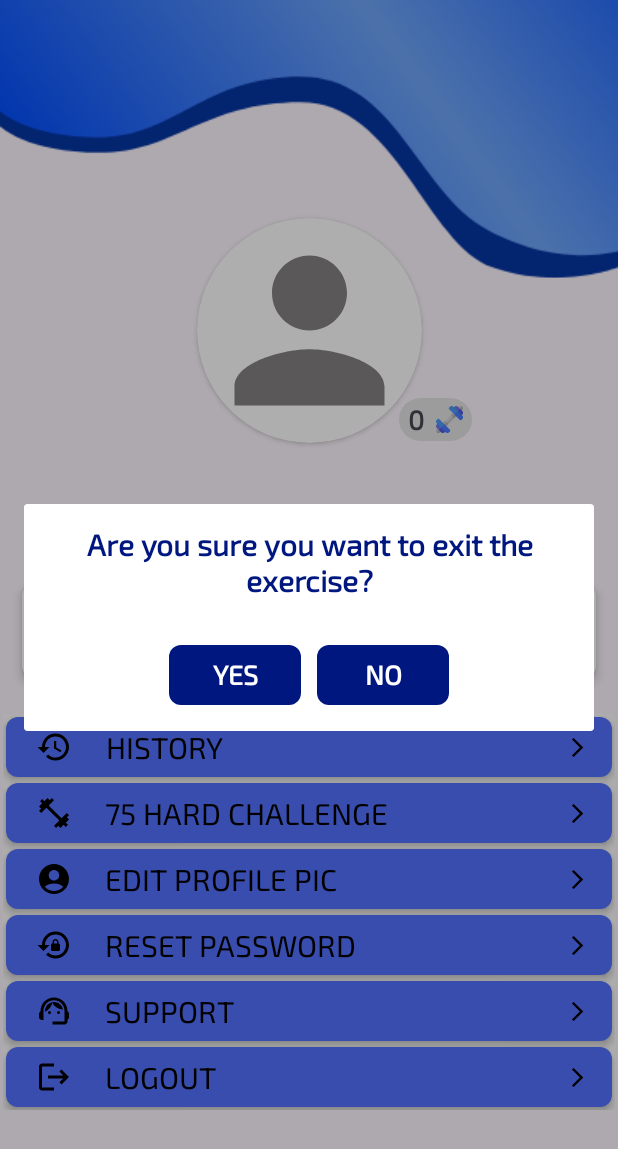
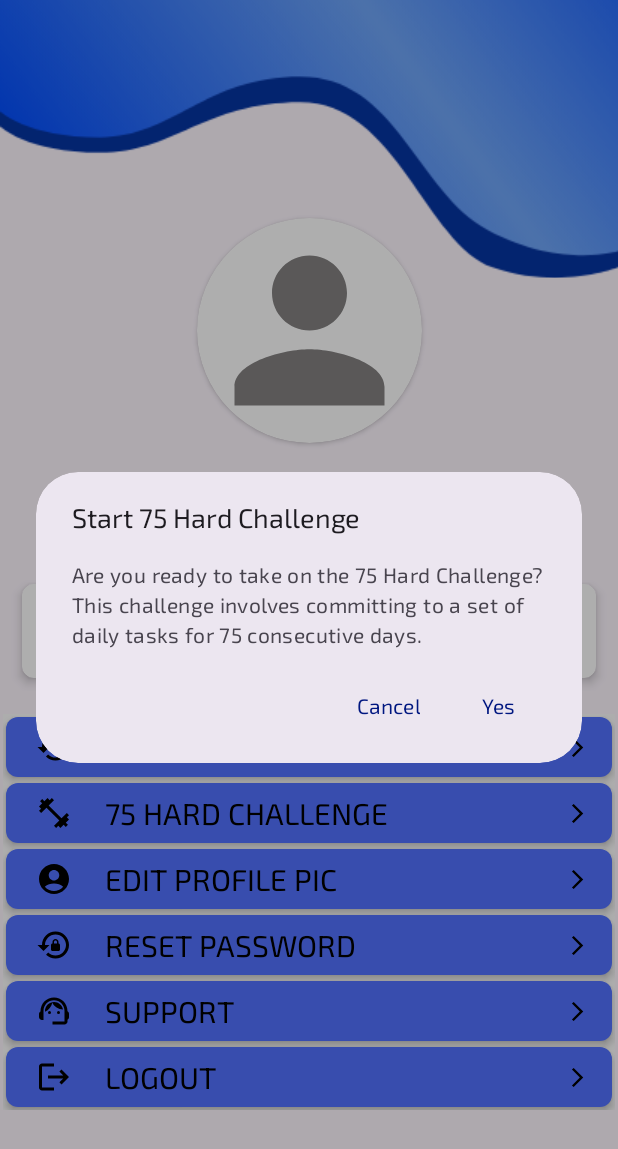
Before and after one commit to Vanshpanchal/Active-Track, an Android app: the ProfileActivity screen opened directly, with no data from a screen before it, after a tap on "75 HARD CHALLENGE", on a phone screen of 412 x 824 dp. Shown: the top 1149 px of the screen. Run offline under Robolectric (Android 15) with nearby library versions, the phone set to English and light mode, and no system bars; our stand-ins replace Firebase (no records; nobody signed in at launch, a user with empty details on screens opened directly), Shimmer.

Commit message:
UI Dialog box & Internet 01

```diff
--- a/app/src/main/java/com/example/fitnessapp/ProfileActivity.kt
+++ b/app/src/main/java/com/example/fitnessapp/ProfileActivity.kt
@@ -33,6 +33,7 @@ import com.bumptech.glide.request.target.Target
 import com.example.fitnessapp.databinding.ActivityProfileBinding
 import com.example.fitnessapp.databinding.ConfirmationDialogBinding
 import com.example.fitnessapp.databinding.CustomProgressBinding
+import com.google.android.material.dialog.MaterialAlertDialogBuilder
 import com.google.android.material.snackbar.Snackbar
 import com.google.firebase.auth.FirebaseAuth
 import com.google.firebase.auth.FirebaseUser
@@ -57,7 +58,7 @@ class ProfileActivity : AppCompatActivity() {
     private lateinit var storageReference: StorageReference
     private lateinit var db: DatabaseReference
     private lateinit var fsStore: FirebaseFirestore
-    private  var streakNumber : Int =0
+    private var streakNumber: Int = 0
     var BmiValue = ""
     var HeightValue = ""
     var WeightValue = ""
@@ -242,13 +243,33 @@ class ProfileActivity : AppCompatActivity() {
                         }
                     }
 
+                    4 -> {
+                        initialChallenge()
+                    }
+
                     5 -> {
+                        MaterialAlertDialogBuilder(this@ProfileActivity)
+                            .setTitle("Log Out")
+                            .setIcon(R.drawable.logout)
+                            .setMessage("Are you sure you want to log out?")
+                            .setPositiveButton("Yes") { dialog, which ->
                                 editor.clear()
                                 editor.commit()
                                 shared_Preferences.edit().putInt(STREAK_KEY, 0).apply()
                                 auth.signOut()
                                 intent = Intent(this@ProfileActivity, WelcomeActivity::class.java)
                                 startActivity(intent)
+                            }
+                            .setNegativeButton("No") { dialog, which ->
+                                dialog.dismiss()
+                            }
+                            .show();
+//                        editor.clear()
+//                        editor.commit()
+//                        shared_Preferences.edit().putInt(STREAK_KEY, 0).apply()
+//                        auth.signOut()
+//                        intent = Intent(this@ProfileActivity, WelcomeActivity::class.java)
+//                        startActivity(intent)
 
                     }
 
@@ -452,35 +473,62 @@ class ProfileActivity : AppCompatActivity() {
             .addOnCompleteListener { it ->
                 if (it.isSuccessful) {
                     val result = it.result
-                    if (result != null && result.exists()) {
+                    val getstreak = result.getField<Int>("Streak")
+                    Log.d("75", "check: $getstreak")
+                    if (result != null && result.exists() && getstreak!=0) {
                         intent = Intent(this@ProfileActivity, challengeAct::class.java)
                         startActivity(intent)
                     } else {
-                        val dialog = Dialog(this@ProfileActivity)
-                        val layout = ConfirmationDialogBinding.inflate(layoutInflater)
-                        dialog.setContentView(layout.root)
-                        dialog.setCanceledOnTouchOutside(false)
-                        dialog.show()
-                        layout.no.setOnClickListener {
-                            dialog.dismiss()
-                            Log.d("Btn", "No Clicked")
-                        }
-                        layout.yes.setOnClickListener {
+                        MaterialAlertDialogBuilder(this)
+                            .setTitle("Start 75 Hard Challenge")
+                            .setMessage("Are you ready to take on the 75 Hard Challenge? This challenge involves committing to a set of daily tasks for 75 consecutive days.")
+                            .setPositiveButton("Yes") { dialog, which ->
                                 intent = Intent(this@ProfileActivity, challengeAct::class.java)
                                 startActivity(intent)
                                 dialog.dismiss()
-
 
                                 val intStreakEntry = hashMapOf(
                                     "Streak" to 0,
                                     "Status" to false
                                 )
                                 fsStore.collection("Streak").document(auth.currentUser?.uid!!)
-                                .collection("mystreak").document(auth.currentUser?.uid!! + "Streak")
+                                    .collection("mystreak")
+                                    .document(auth.currentUser?.uid!! + "Streak")
                                     .set(intStreakEntry).addOnCompleteListener {
                                         Log.d("75", "streakdata: Done")
                                     }
                             }
+                            .setNegativeButton("Cancel") { dialog, which ->
+                                dialog.dismiss()
+                                Log.d("Btn", "No Clicked")
+
+                            }
+                            .show()
+//                        val dialog = Dialog(this@ProfileActivity)
+//                        val layout = ConfirmationDialogBinding.inflate(layoutInflater)
+//                        dialog.setContentView(layout.root)
+//                        dialog.setCanceledOnTouchOutside(false)
+//                        dialog.show()
+//                        layout.no.setOnClickListener {
+//                            dialog.dismiss()
+//                            Log.d("Btn", "No Clicked")
+//                        }
+//                        layout.yes.setOnClickListener {
+//                            intent = Intent(this@ProfileActivity, challengeAct::class.java)
+//                            startActivity(intent)
+//                            dialog.dismiss()
+//
+//
+//                            val intStreakEntry = hashMapOf(
+//                                "Streak" to 0,
+//                                "Status" to false
+//                            )
+//                            fsStore.collection("Streak").document(auth.currentUser?.uid!!)
+//                                .collection("mystreak").document(auth.currentUser?.uid!! + "Streak")
+//                                .set(intStreakEntry).addOnCompleteListener {
+//                                    Log.d("75", "streakdata: Done")
+//                                }
+//                        }
 
                     }
                 }
@@ -521,17 +569,26 @@ class ProfileActivity : AppCompatActivity() {
                                             if (yesterday.isEmpty) {
                                                 // hello world
                                                 fsStore.collection("Challenge")
-                                                    .document(auth.currentUser?.uid!!).collection("mychallenge").get().addOnSuccessListener {
-                                                        it->
+                                                    .document(auth.currentUser?.uid!!)
+                                                    .collection("mychallenge").get()
+                                                    .addOnSuccessListener { it ->
                                                         for (document in it.documents) {
                                                             document.reference.delete()
                                                                 .addOnSuccessListener {
-                                                                    Log.d("75", "Document successfully deleted!")
+                                                                    Log.d(
+                                                                        "75",
+                                                                        "Document successfully deleted!"
+                                                                    )
                                                                 }
                                                                 .addOnFailureListener { e ->
-                                                                    Log.w("75", "Error deleting document", e)
+                                                                    Log.w(
+                                                                        "75",
+                                                                        "Error deleting document",
+                                                                        e
+                                                                    )
                                                                 }
-                                                        }                                                    }
+                                                        }
+                                                    }
 
                                                 val intStreakEntry = hashMapOf(
                                                     "Streak" to 0,
@@ -546,8 +603,7 @@ class ProfileActivity : AppCompatActivity() {
                                                     }
 
                                                 Log.d("75", "Streak Broken")
-                                            }else
-                                            {
+                                            } else {
                                                 Log.d("75", "Streak hello")
                                             }
                                             Log.d("75", "uploadToStore: Done")
@@ -564,7 +620,7 @@ class ProfileActivity : AppCompatActivity() {
                         Log.d("75", "check: Start new challenge")
                     }
 
-                    if(getstreak!=0){
+                    if (getstreak != 0) {
                         bindProfile.streakContainer.visibility = View.VISIBLE
                         bindProfile.streakTxt.text = getstreak.toString()
                     }
@@ -579,5 +635,9 @@ class ProfileActivity : AppCompatActivity() {
         check()
     }
 
+    fun initialChallenge() {
+        MaterialAlertDialogBuilder(this).setTitle(R.string.app_name).setMessage("hello world")
+            .show()
+    }
 
 }
--- a/app/src/main/java/com/example/fitnessapp/challengeAct.kt
+++ b/app/src/main/java/com/example/fitnessapp/challengeAct.kt
@@ -416,6 +416,7 @@ class challengeAct : AppCompatActivity() {
                             val t4 = view.findViewById<CheckBox>(R.id.task_4)
                             val t5 = view.findViewById<CheckBox>(R.id.task_5)
                             val learning = view.findViewById<TextView>(R.id.learning)
+                            val date_field = view.findViewById<TextView>(R.id.date)
                             t1.isChecked = list[position].Diet.toBoolean()
                             t1.isClickable = false
                             t2.isChecked = list[position].Workout.toBoolean()
@@ -427,6 +428,7 @@ class challengeAct : AppCompatActivity() {
                             t5.isChecked = list[position].ProgressPic.toBoolean()
                             t5.isClickable = false
                             learning.text = list[position].Learning
+                            date_field.text = list[position].Date.toString()
 //                            learning.hint = list[position].learning.toString()
                             Log.d("75", "itemClickListener: ${list}")
 
--- a/app/src/main/res/layout/activity_profile.xml
+++ b/app/src/main/res/layout/activity_profile.xml
@@ -42,6 +42,7 @@
 
     <LinearLayout
         android:id="@+id/streak_container"
+        android:visibility="gone"
         android:background="@drawable/streak_bg"
         android:paddingHorizontal="6sp"
         android:layout_width="0dp"
@@ -170,7 +171,7 @@
                 android:text="@string/height_cm"
                 android:textAlignment="center"
                 android:textColor="@color/dark_blue"
-                android:textSize="19sp"
+                android:textSize="15sp"
                 tools:ignore="RtlCompat" />
 
 
@@ -212,7 +213,7 @@
                 android:text="@string/bmi"
                 android:textAlignment="center"
                 android:textColor="@color/dark_blue"
-                android:textSize="19sp"
+                android:textSize="15sp"
                 tools:ignore="RtlCompat" />
         </androidx.cardview.widget.CardView>
 
@@ -252,7 +253,7 @@
                 android:text="@string/weight_kg"
                 android:textAlignment="center"
                 android:textColor="@color/dark_blue"
-                android:textSize="19sp"
+                android:textSize="15sp"
                 tools:ignore="RtlCompat" />
         </androidx.cardview.widget.CardView>
 
--- a/app/src/main/res/layout/activity_start.xml
+++ b/app/src/main/res/layout/activity_start.xml
@@ -8,6 +8,7 @@
 
     <com.airbnb.lottie.LottieAnimationView
         android:id="@+id/animationView"
+        android:visibility="gone"
         android:layout_width="match_parent"
         android:layout_height="wrap_content"
         app:layout_constraintBottom_toBottomOf="parent"
--- a/app/src/main/res/layout/challenge_dailog.xml
+++ b/app/src/main/res/layout/challenge_dailog.xml
@@ -114,7 +114,8 @@
         android:layout_width="match_parent"
         android:layout_height="wrap_content"
         android:layout_marginHorizontal="12sp"
-        android:text="@string/close"
+        android:text="@string/done"
+        android:textAllCaps="true"
         android:textSize="22sp"
         android:layout_marginTop="25dp"
         app:cornerRadius="5sp"
--- a/app/src/main/res/layout/challenge_preview.xml
+++ b/app/src/main/res/layout/challenge_preview.xml
@@ -18,7 +18,7 @@
 
 
     <TextView
-        android:id="@+id/one"
+        android:id="@+id/date"
         android:layout_width="match_parent"
         android:layout_height="wrap_content"
         android:layout_marginTop="15dp"
@@ -38,7 +38,7 @@
         android:layout_marginTop="15sp"
         app:layout_constraintEnd_toEndOf="parent"
         app:layout_constraintStart_toStartOf="parent"
-        app:layout_constraintTop_toBottomOf="@+id/one">
+        app:layout_constraintTop_toBottomOf="@+id/date">
 
         <ImageView
             android:id="@+id/prog_pic"
--- a/app/src/main/res/values/strings.xml
+++ b/app/src/main/res/values/strings.xml
@@ -70,4 +70,5 @@
     <string name="enter_your_today_s_learning">Enter Your Today\'s Learning</string>
     <string name="dash">-</string>
     <string name="zero">0</string>
+    <string name="done">Done</string>
 </resources>
--- a/app/src/main/res/values/themes.xml
+++ b/app/src/main/res/values/themes.xml
@@ -4,6 +4,7 @@
         <!-- Customize your light theme here. -->
         <!-- <item name="colorPrimary">@color/my_light_primary</item> -->
         <item name="fontFamily">@font/exo2_wght</item>
+        <item name="colorOnContainer">@color/dark_blue</item>
         <item name="colorPrimary">@color/dark_blue</item>
     </style>
     <style name="CustomActionbar" parent="ThemeOverlay.MaterialComponents.ActionBar">
```
Also changed, not shown: app/src/main/java/com/example/fitnessapp/StartActivity.kt (+38 -6 lines), app/src/main/res/layout/custom_progress.xml (+5 -8 lines), app/src/main/res/drawable/logout.png (added). Lines whose indentation alone changed are shown as unchanged.
